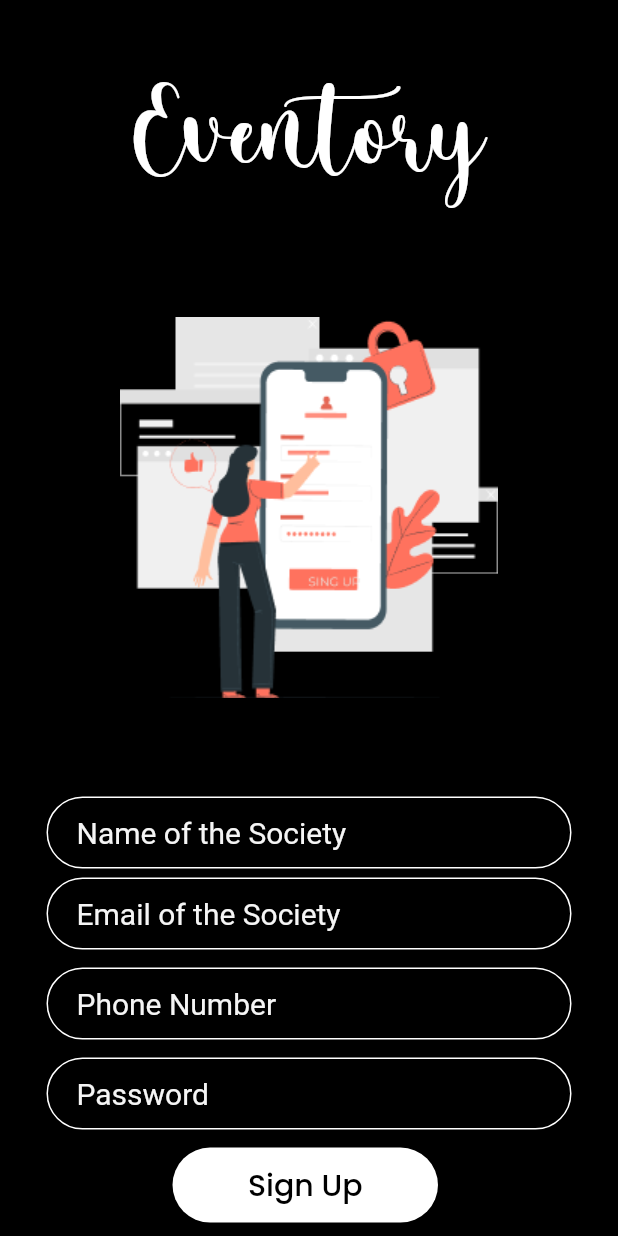
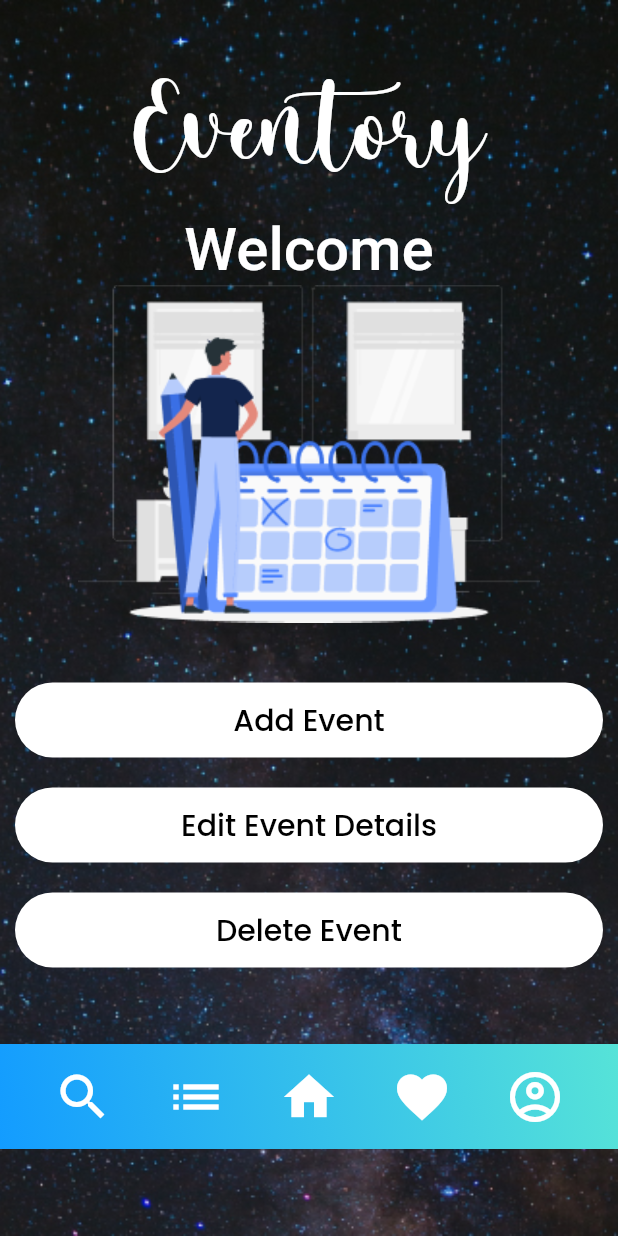
Before and after one commit to ananya-codeit/eventory, a Flutter app: the SocietySignUP screen opened by its route, after a tap on "Sign Up", on a phone screen of 412 x 824 dp. Run offline on Flutter 3.47's test engine with Material 2 defaults, Android fonts, the phone set to English and light mode, and no system bars; our stand-ins replace google_fonts; Roboto replaces fonts that are missing (Pattaya).

Commit message:
new screen

```diff
--- a/lib/main.dart
+++ b/lib/main.dart
@@ -5,6 +5,7 @@ import 'signup.dart';
 import 'signup1.dart';
 import 'societylogin.dart';
 import 'homescreen.dart';
+import 'societywelcome.dart';
 
 void main() {
   runApp(MyApp());
@@ -23,6 +24,7 @@ class MyApp extends StatelessWidget {
         SignUpScreen.id:(context)=>SignUpScreen(),
         SocietySignUP.id:(context)=>SocietySignUP(),
         HomeScreen.id:(context)=>HomeScreen(),
+        SocietyWelcome.id:(context)=>SocietyWelcome(),
       },
     );
   }
--- a/lib/societylogin.dart
+++ b/lib/societylogin.dart
@@ -1,5 +1,6 @@
 import 'package:flutter/material.dart';
 import 'package:google_fonts/google_fonts.dart';
+import 'societywelcome.dart';
 class SocietySignUP extends StatefulWidget {
   static String id ='society_sign_up';
   @override
@@ -171,7 +172,7 @@ class _SocietySignUPState extends State<SocietySignUP> {
               padding: const EdgeInsets.symmetric(vertical: 6.0,horizontal: 100.0),
               child: GestureDetector(
                 onTap: (){
-                  print('yes');
+                  Navigator.pushNamed(context, SocietyWelcome.id);
                 },
                 child: Container(
                   margin: EdgeInsets.only(right: 5),
--- /dev/null
+++ b/lib/societywelcome.dart
@@ -0,0 +1,220 @@
+import 'package:flutter/material.dart';
+import 'package:google_fonts/google_fonts.dart';
+class SocietyWelcome extends StatefulWidget {
+  static String id ='society_welcome';
+  @override
+  _SocietyWelcomeState createState() => _SocietyWelcomeState();
+}
+
+class _SocietyWelcomeState extends State<SocietyWelcome> {
+  @override
+  Widget build(BuildContext context) {
+    return Scaffold(
+      body:Container(
+        child:Column(
+          children:[
+            Container(
+              child: Padding(
+                padding: const EdgeInsets.only(top: 35.0),
+                child: Center(
+                  child: Text(
+                    'Eventory',
+                    style: TextStyle(
+                      fontFamily: 'Mystical Snow',
+                      color: Colors.white,
+                      fontSize: 60.0,
+                      fontWeight: FontWeight.w500,
+                    ),
+                  ),
+                ),
+              ),
+            ),
+            Container(
+              child: Center(
+                child: Text(
+                  'Welcome',
+                  style: GoogleFonts.pattaya(
+                    color: Colors.white,
+                    fontSize: 40.0,
+                    fontWeight: FontWeight.w500,
+                  ),
+                ),
+              ),
+            ),
+            Image(image: AssetImage('images/s1.png'),),
+            SizedBox(
+              height:30,
+            ),
+            Padding(
+              padding: const EdgeInsets.symmetric(vertical:10,horizontal:10),
+              child: GestureDetector(
+                onTap: (){
+                  print('yes');
+                },
+                child: Container(
+                  height: 50,
+                  width: double.infinity,
+                  decoration: BoxDecoration(
+                   color:Colors.white,
+                    borderRadius: BorderRadius.circular(30),
+
+                  ),
+                  child: Center(
+                    child: Text(
+                      'Add Event',
+                      style: GoogleFonts.poppins(
+                        color: Colors.black,
+                        fontSize: 20.0,
+                        fontWeight: FontWeight.w500,
+                      ),
+                    ),
+                  ),
+
+
+                ),
+              ),
+            ),
+            Padding(
+              padding: const EdgeInsets.symmetric(vertical:10,horizontal:10),
+              child: GestureDetector(
+                onTap: (){
+                  print('yes');
+                },
+                child: Container(
+                  height: 50,
+                  width: double.infinity,
+                  decoration: BoxDecoration(
+                    color:Colors.white,
+                    borderRadius: BorderRadius.circular(30),
+
+                  ),
+                  child: Center(
+                    child: Text(
+                      'Edit Event Details',
+                      style: GoogleFonts.poppins(
+                        color: Colors.black,
+                        fontSize: 20.0,
+                        fontWeight: FontWeight.w500,
+                      ),
+                    ),
+                  ),
+
+
+                ),
+              ),
+            ),
+            Padding(
+              padding: const EdgeInsets.symmetric(vertical:10,horizontal:10),
+              child: GestureDetector(
+                onTap: (){
+                  print('yes');
+                },
+                child: Container(
+                  height: 50,
+                  width: double.infinity,
+                  decoration: BoxDecoration(
+                    color:Colors.white,
+                    borderRadius: BorderRadius.circular(30),
+
+                  ),
+                  child: Center(
+                    child: Text(
+                      'Delete Event',
+                      style: GoogleFonts.poppins(
+                        color: Colors.black,
+                        fontSize: 20.0,
+                        fontWeight: FontWeight.w500,
+                      ),
+                    ),
+                  ),
+
+
+                ),
+              ),
+            ),
+            SizedBox(
+              height:41,
+            ),
+            Container(
+              child:Row(
+                mainAxisAlignment: MainAxisAlignment.spaceEvenly,
+                children: [
+                  GestureDetector(
+                    onTap:(){
+                      print('yes');
+                    },
+                    child: Icon(
+                      Icons.search,
+                      color: Colors.white,
+                      size: 40.0,
+                    ),
+                  ),
+                  GestureDetector(
+                    onTap:(){
+                      print('yes');
+                    },
+                    child: Icon(
+                      Icons.list,
+                      color: Colors.white,
+                      size: 40.0,
+                    ),
+                  ),
+                  GestureDetector(
+                    onTap:(){
+                      print('yes');
+                    },
+                    child: Icon(
+                      Icons.home,
+                      color: Colors.white,
+                      size: 40.0,
+                    ),
+                  ),
+                  GestureDetector(
+                    onTap:(){
+                      print('yes');
+                    },
+                    child: Icon(
+                      Icons.favorite,
+                      color: Colors.white,
+                      size: 40.0,
+                    ),
+                  ),
+                  GestureDetector(
+                    onTap:(){
+                      print('yes');
+                    },
+                    child: Icon(
+                      Icons.account_circle_outlined,
+                      color: Colors.white,
+                      size: 40.0,
+                    ),
+                  ),
+                ],
+              ),
+              height:70,
+              width:double.infinity,
+              decoration: BoxDecoration(
+                gradient: LinearGradient(
+                  begin: Alignment.topRight,
+                  end: Alignment.bottomLeft,
+                  colors: [
+                    Color(0xFF56E3D8),
+                    Color(0xFF139CFF),
+                  ],
+                ),
+              ),
+            ),
+
+          ]
+        ),
+        decoration: BoxDecoration(
+          image: DecorationImage(
+            image: AssetImage('images/bg.png'),
+            fit: BoxFit.cover,
+          ),
+        ),
+      )
+
+    );
+  }
+}
```
Also changed, not shown: images/s1.png (added).
